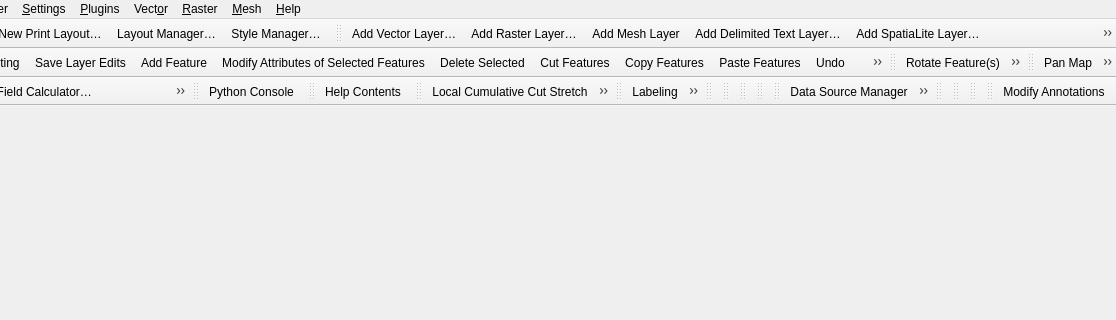
Above: src/ui/qgisapp.ui from qgis/QGIS before the change; both pictures show x 161 to 1277 and y 0 to 320 of the 1277 by 506 pixel window. Below: the same form after it.
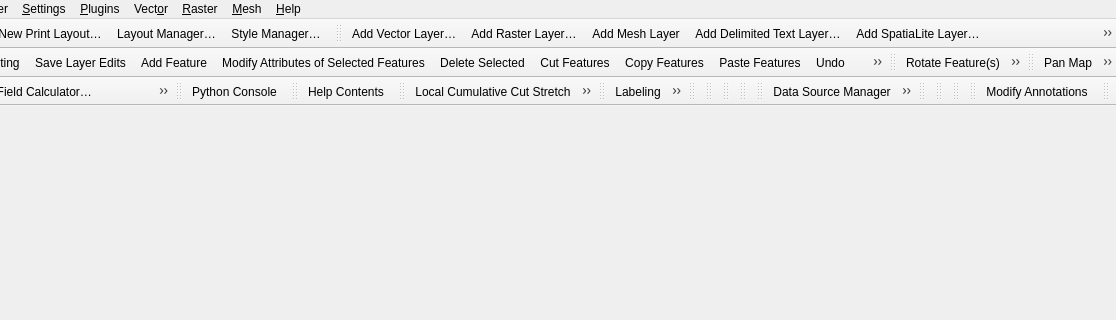
That is the form after the change. Icons and pictures are not drawn.

Commit message: init cogo toolbar

The edit to the form file:
```diff
--- a/src/ui/qgisapp.ui
+++ b/src/ui/qgisapp.ui
@@ -809,6 +809,20 @@
    </attribute>
    <addaction name="mActionModifyAnnotation"/>
   </widget>
+  <widget class="QToolBar" name="mCogoToolBar">
+   <property name="windowTitle">
+    <string>CoGo Toolbar</string>
+   </property>
+   <property name="toolTip">
+    <string>CoGo Toolbar</string>
+   </property>
+   <attribute name="toolBarArea">
+    <enum>TopToolBarArea</enum>
+   </attribute>
+   <attribute name="toolBarBreak">
+    <bool>false</bool>
+   </attribute>
+  </widget>
   <action name="mActionNewProject">
    <property name="icon">
     <iconset resource="../../images/images.qrc">
```
